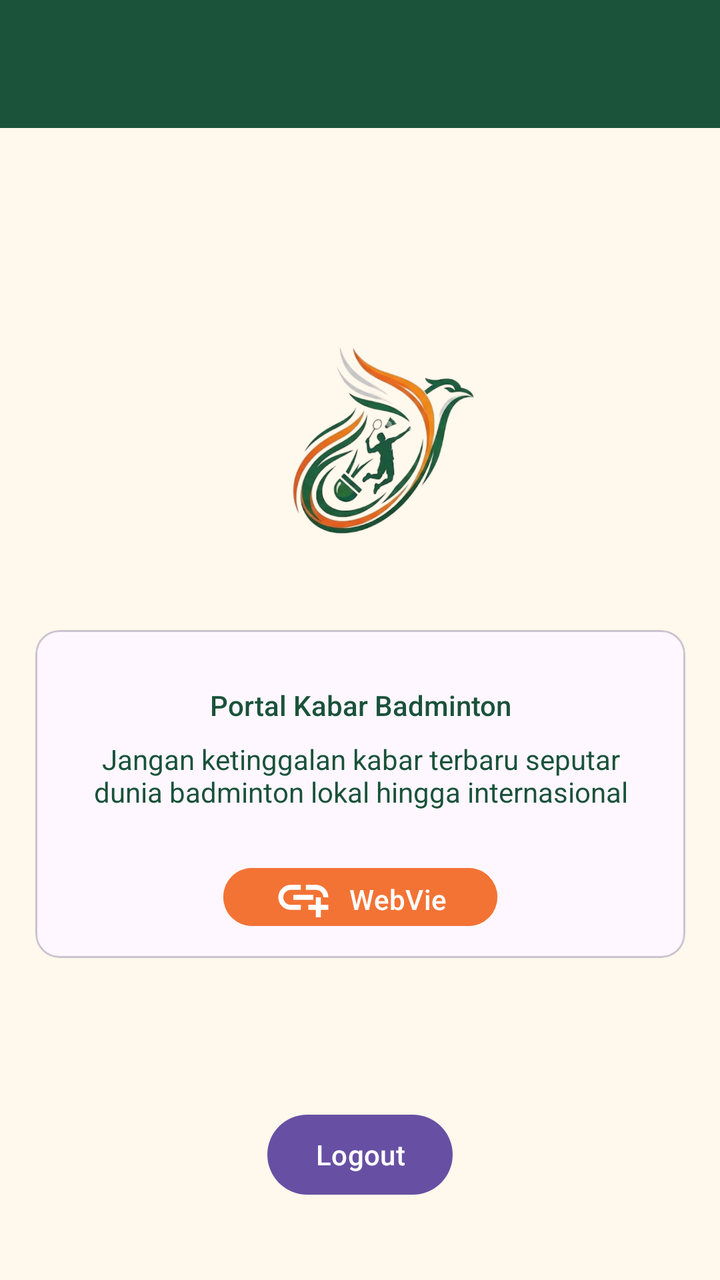
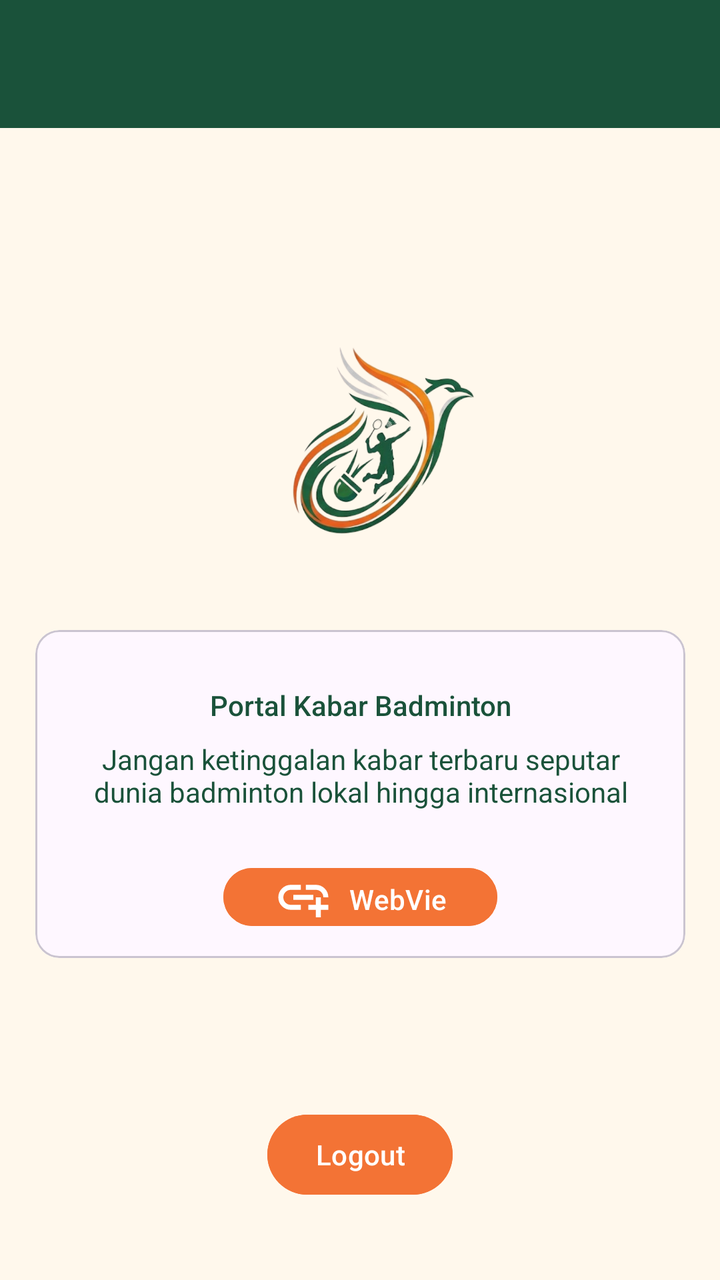

The first picture is an Android layout as it rendered before a commit; the second is the same layout after the commit. The layout source and the unified diff follow.
<!-- AndroidManifest.xml: application theme Theme.ZWAQtela -->
<!-- res/layout/activity_main.xml -->
<?xml version="1.0" encoding="utf-8"?>
<androidx.coordinatorlayout.widget.CoordinatorLayout xmlns:android="http://schemas.android.com/apk/res/android"
    xmlns:app="http://schemas.android.com/apk/res-auto"
    xmlns:tools="http://schemas.android.com/tools"
    android:id="@+id/main"
    android:layout_width="match_parent"
    android:layout_height="match_parent"
    android:background="#1A523A"
    tools:context=".MainActivity">

    <com.google.android.material.appbar.AppBarLayout
        android:id="@+id/appBarLayout"
        android:layout_width="match_parent"
        android:layout_height="match_parent"
        android:background="#FFF8EC">

        <androidx.appcompat.widget.Toolbar
            android:id="@+id/toolbar"
            android:layout_width="match_parent"
            android:layout_height="?attr/actionBarSize"
            android:background="#1A523A"
            app:layout_scrollFlags="scroll|enterAlways"
            app:titleTextColor="#FFFFFF"
            app:subtitleTextColor="#FFFFFF" />

    </com.google.android.material.appbar.AppBarLayout>


    <androidx.constraintlayout.widget.ConstraintLayout
        android:id="@+id/constraintLayout"
        android:layout_width="match_parent"
        android:layout_height="match_parent"
        android:layout_marginTop="131dp">

        <com.google.android.material.card.MaterialCardView
            android:id="@+id/cardWebView"
            android:layout_width="325dp"
            android:layout_height="164dp"
            android:layout_marginTop="184dp"
            app:layout_constraintEnd_toEndOf="parent"
            app:layout_constraintStart_toStartOf="parent"
            app:layout_constraintTop_toTopOf="parent">

            
            <androidx.constraintlayout.widget.ConstraintLayout
                android:layout_width="match_parent"
                android:layout_height="match_parent">

                
                <TextView
                    android:id="@+id/textweb"
                    android:layout_width="280dp"
                    android:layout_height="wrap_content"
                    android:layout_marginTop="28dp"
                    android:fontFamily="sans-serif-medium"
                    android:text="Portal Kabar Badminton"
                    android:textAlignment="center"
                    android:textColor="#1A523A"
                    app:layout_constraintEnd_toEndOf="parent"
                    app:layout_constraintStart_toStartOf="parent"
                    app:layout_constraintTop_toTopOf="parent" />

                
                <TextView
                    android:id="@+id/textView2"
                    android:layout_width="280dp"
                    android:layout_height="wrap_content"
                    android:layout_marginTop="8dp"
                    android:fontFamily="sans-serif"
                    android:text="Jangan ketinggalan kabar terbaru seputar dunia badminton lokal hingga internasional"
                    android:textAlignment="center"
                    android:textColor="#1A523A"
                    app:layout_constraintEnd_toEndOf="parent"
                    app:layout_constraintStart_toStartOf="parent"
                    app:layout_constraintTop_toBottomOf="@id/textweb" />

                <Button
                    android:id="@+id/btnWebView"
                    android:layout_width="137dp"
                    android:layout_height="37dp"
                    android:layout_marginBottom="12dp"
                    android:backgroundTint="#F37335"
                    android:text="WebView"
                    android:textColor="#FFFFFF"
                    app:icon="@drawable/ic_linkk"
                    app:iconGravity="textStart"
                    app:iconSize="30dp"
                    app:layout_constraintBottom_toBottomOf="parent"
                    app:layout_constraintEnd_toEndOf="parent"
                    app:layout_constraintStart_toStartOf="parent" />

            </androidx.constraintlayout.widget.ConstraintLayout>

        </com.google.android.material.card.MaterialCardView>

        <ImageView
            android:id="@+id/imageView2"
            android:layout_width="196dp"
            android:layout_height="195dp"
            app:layout_constraintBottom_toBottomOf="parent"
            app:layout_constraintEnd_toEndOf="parent"
            app:layout_constraintHorizontal_bias="0.498"
            app:layout_constraintStart_toStartOf="parent"
            app:layout_constraintTop_toTopOf="parent"
            app:layout_constraintVertical_bias="0.0"
            app:srcCompat="@drawable/lima" />

        <Button
            android:id="@+id/btnLogout"
            android:layout_width="wrap_content"
            android:layout_height="wrap_content"
            android:text="Logout"
            app:layout_constraintBottom_toBottomOf="parent"
            app:layout_constraintEnd_toEndOf="parent"
            app:layout_constraintStart_toStartOf="parent"
            app:layout_constraintTop_toTopOf="parent"
            app:layout_constraintVertical_bias="0.916" />


    </androidx.constraintlayout.widget.ConstraintLayout>

</androidx.coordinatorlayout.widget.CoordinatorLayout>
<!-- resources referenced by this layout -->
<resources>
  <!-- drawable ic_linkk (drawable) -->
  <vector xmlns:android="http://schemas.android.com/apk/res/android" android:height="24dp" android:tint="#090909" android:viewportHeight="960" android:viewportWidth="960" android:width="24dp">
        
      <path android:fillColor="@android:color/white" android:pathData="M680,800L680,680L560,680L560,600L680,600L680,480L760,480L760,600L880,600L880,680L760,680L760,800L680,800ZM440,680L280,680Q197,680 138.5,621.5Q80,563 80,480Q80,397 138.5,338.5Q197,280 280,280L440,280L440,360L280,360Q230,360 195,395Q160,430 160,480Q160,530 195,565Q230,600 280,600L440,600L440,680ZM320,520L320,440L640,440L640,520L320,520ZM880,480L800,480Q800,430 765,395Q730,360 680,360L520,360L520,280L680,280Q763,280 821.5,338.5Q880,397 880,480Z"/>
      
  </vector>
  <!-- drawable lima: png bitmap (drawable, 485292 bytes) -->
  <style name="Theme.ZWAQtela" parent="Base.Theme.ZWAQtela" />
  <style name="Base.Theme.ZWAQtela" parent="Theme.Material3.DayNight.NoActionBar">
          
          
      </style>
</resources>

<!-- the commit's change to res/layout/activity_main.xml (unified diff, before → after) -->
@@ -114,6 +114,7 @@
             app:layout_constraintEnd_toEndOf="parent"
             app:layout_constraintStart_toStartOf="parent"
             app:layout_constraintTop_toTopOf="parent"
+            android:backgroundTint="#F37335"
             app:layout_constraintVertical_bias="0.916" />
 
 
